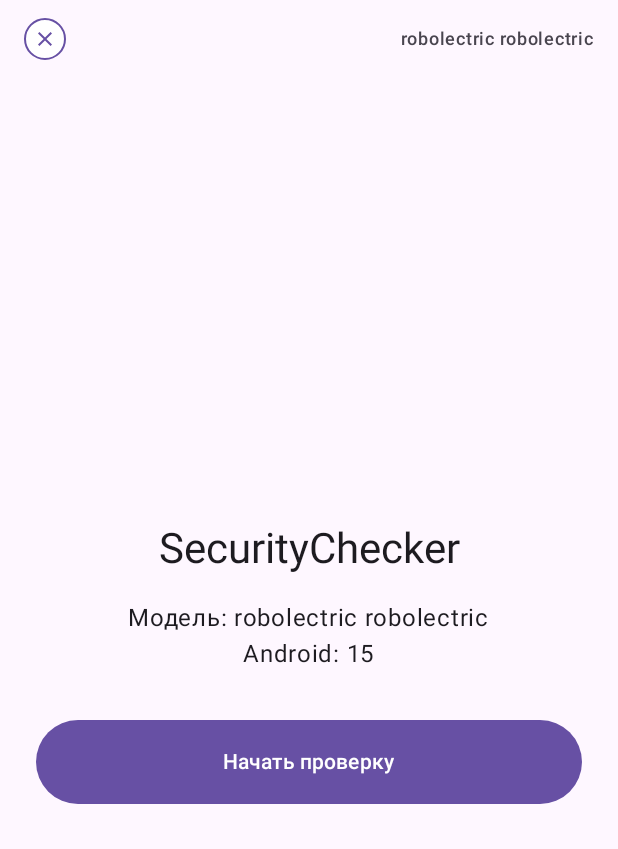
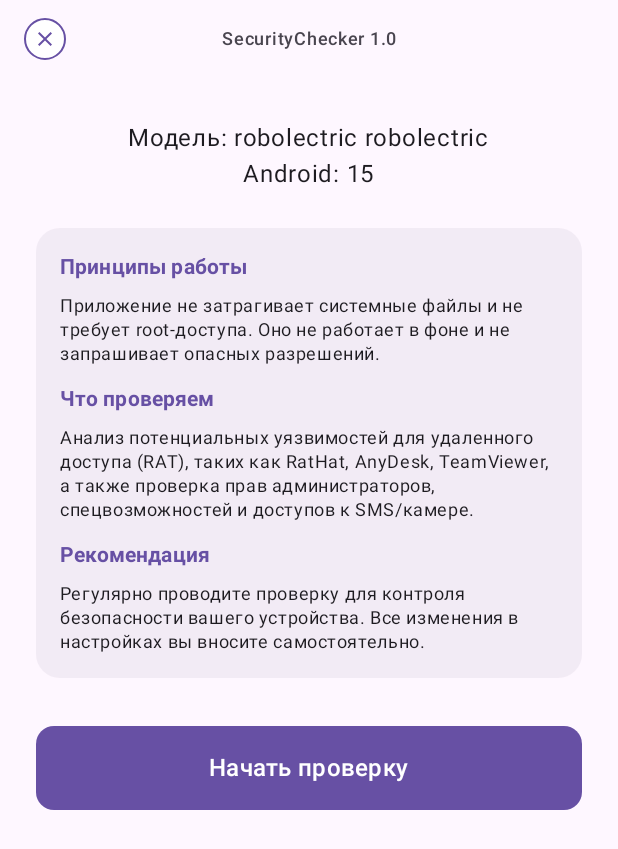
Before and after one commit to IIgangsta/SecurityChecker, an Android app built with Jetpack Compose: the screen it shows after launch (MainActivity), on a phone screen of 412 x 824 dp. Shown: the top 849 px of the screen. Run offline under Robolectric (Android 15) with nearby library versions, the phone set to English and light mode, and no system bars.

Commit message:
UI: percentage in score, new info block on start screen

```diff
--- a/app/src/main/java/com/example/securitychecker/MainActivity.kt
+++ b/app/src/main/java/com/example/securitychecker/MainActivity.kt
@@ -13,8 +13,10 @@ import androidx.compose.foundation.clickable
 import androidx.compose.foundation.layout.*
 import androidx.compose.foundation.lazy.LazyColumn
 import androidx.compose.foundation.lazy.items
+import androidx.compose.foundation.rememberScrollState
 import androidx.compose.foundation.shape.CircleShape
 import androidx.compose.foundation.shape.RoundedCornerShape
+import androidx.compose.foundation.verticalScroll
 import androidx.compose.material.icons.Icons
 import androidx.compose.material.icons.filled.Close
 import androidx.compose.material3.*
@@ -23,6 +25,8 @@ import androidx.compose.ui.Alignment
 import androidx.compose.ui.Modifier
 import androidx.compose.ui.graphics.Color
 import androidx.compose.ui.graphics.StrokeCap
+import androidx.compose.ui.text.font.FontWeight
+import androidx.compose.ui.text.style.TextAlign
 import androidx.compose.ui.unit.dp
 import com.example.securitychecker.models.CheckResult
 import com.example.securitychecker.models.CheckStatus
@@ -75,7 +79,6 @@ fun SecurityCheckerScreen(activity: MainActivity) {
                 "VPN...", "Опасные приложения...", "Владелец...", "RAT..."
             )
 
-            // Проверки теперь безопасные (в CheckEngine try-catch), вызываем в основном потоке
             val allResults = CheckEngine.runAll(activity)
             results = allResults
 
@@ -111,18 +114,17 @@ fun SecurityCheckerScreen(activity: MainActivity) {
     }
 
     Box(Modifier.fillMaxSize()) {
-        // Верхняя панель: Кнопка закрытия слева + Название устройства справа
-        Row(
+        // Верхняя панель
+        Box(
             modifier = Modifier
                 .fillMaxWidth()
-                .padding(top = 12.dp, start = 16.dp, end = 16.dp),
-            horizontalArrangement = Arrangement.SpaceBetween,
-            verticalAlignment = Alignment.CenterVertically
+                .padding(top = 12.dp, start = 16.dp, end = 16.dp)
         ) {
-            // Кнопка закрытия (маленькая, аккуратная)
+            // Кнопка закрытия
             Box(
                 modifier = Modifier
                     .size(28.dp)
+                    .align(Alignment.CenterStart)
                     .background(Color.White, CircleShape)
                     .border(1.dp, MaterialTheme.colorScheme.primary, CircleShape)
                     .clickable { activity.finish() },
@@ -136,31 +138,93 @@ fun SecurityCheckerScreen(activity: MainActivity) {
                 )
             }
 
-            // Маркетинговое название устройства (или модель, если не удалось получить)
+            // Название программы по центру
             Text(
-                text = DeviceNameResolver.getMarketingName(),
+                text = "SecurityChecker 1.0",
                 style = MaterialTheme.typography.labelMedium,
-                color = MaterialTheme.colorScheme.onSurfaceVariant
+                color = MaterialTheme.colorScheme.onSurfaceVariant,
+                modifier = Modifier.align(Alignment.Center),
+                textAlign = TextAlign.Center
             )
         }
 
-        // Контент под верхней панелью
         Column(Modifier.fillMaxSize().padding(top = 60.dp)) {
             if (!started) {
                 // Экран приветствия
                 Column(
-                    modifier = Modifier.fillMaxSize().padding(24.dp),
-                    horizontalAlignment = Alignment.CenterHorizontally,
-                    verticalArrangement = Arrangement.Center
+                    modifier = Modifier
+                        .fillMaxSize()
+                        .padding(horizontal = 24.dp)
+                        .verticalScroll(rememberScrollState()), // Добавили скролл на случай маленьких экранов
+                    horizontalAlignment = Alignment.CenterHorizontally
                 ) {
-                    Text("SecurityChecker", style = MaterialTheme.typography.headlineMedium)
-                    Spacer(Modifier.height(16.dp))
+                    Spacer(Modifier.height(20.dp))
+
                     Text("Модель: ${Build.MANUFACTURER} ${Build.MODEL}", style = MaterialTheme.typography.bodyLarge)
                     Text("Android: ${Build.VERSION.RELEASE}", style = MaterialTheme.typography.bodyLarge)
+
+                    Spacer(Modifier.height(24.dp))
+
+                    // Информационный блок
+                    Card(
+                        modifier = Modifier.fillMaxWidth(),
+                        shape = RoundedCornerShape(16.dp),
+                        colors = CardDefaults.cardColors(
+                            containerColor = MaterialTheme.colorScheme.surfaceVariant.copy(alpha = 0.5f)
+                        )
+                    ) {
+                        Column(Modifier.padding(16.dp)) {
+                            Text(
+                                "Принципы работы",
+                                fontWeight = FontWeight.Bold,
+                                style = MaterialTheme.typography.titleSmall,
+                                color = MaterialTheme.colorScheme.primary
+                            )
+                            Spacer(Modifier.height(8.dp))
+                            Text(
+                                "Приложение не затрагивает системные файлы и не требует root-доступа. Оно не работает в фоне и не запрашивает опасных разрешений.",
+                                style = MaterialTheme.typography.bodySmall
+                            )
+                            Spacer(Modifier.height(12.dp))
+
+                            Text(
+                                "Что проверяем",
+                                fontWeight = FontWeight.Bold,
+                                style = MaterialTheme.typography.titleSmall,
+                                color = MaterialTheme.colorScheme.primary
+                            )
+                            Spacer(Modifier.height(8.dp))
+                            Text(
+                                "Анализ потенциальных уязвимостей для удаленного доступа (RAT), таких как RatHat, AnyDesk, TeamViewer, а также проверка прав администраторов, спецвозможностей и доступов к SMS/камере.",
+                                style = MaterialTheme.typography.bodySmall
+                            )
+                            Spacer(Modifier.height(12.dp))
+
+                            Text(
+                                "Рекомендация",
+                                fontWeight = FontWeight.Bold,
+                                style = MaterialTheme.typography.titleSmall,
+                                color = MaterialTheme.colorScheme.primary
+                            )
+                            Spacer(Modifier.height(8.dp))
+                            Text(
+                                "Регулярно проводите проверку для контроля безопасности вашего устройства. Все изменения в настройках вы вносите самостоятельно.",
+                                style = MaterialTheme.typography.bodySmall
+                            )
+                        }
+                    }
+
                     Spacer(Modifier.height(32.dp))
-                    Button(onClick = { started = true }, modifier = Modifier.fillMaxWidth().height(56.dp)) {
-                        Text("Начать проверку")
+
+                    Button(
+                        onClick = { started = true },
+                        modifier = Modifier.fillMaxWidth().height(56.dp),
+                        shape = RoundedCornerShape(12.dp)
+                    ) {
+                        Text("Начать проверку", style = MaterialTheme.typography.titleMedium)
                     }
+
+                    Spacer(Modifier.height(24.dp))
                 }
             } else if (progressAnim.value < 0.99f) {
                 // Экран загрузки с плавным кругом
@@ -173,7 +237,7 @@ fun SecurityCheckerScreen(activity: MainActivity) {
                         CircularProgressIndicator(
                             progress = { progressAnim.value },
                             modifier = Modifier.size(200.dp),
-                            strokeWidth = 12.dp, // Вернули нормальную толщину
+                            strokeWidth = 12.dp,
                             trackColor = MaterialTheme.colorScheme.surfaceVariant,
                             strokeCap = StrokeCap.Round
                         )
@@ -188,7 +252,6 @@ fun SecurityCheckerScreen(activity: MainActivity) {
             } else {
                 // Экран результатов
                 Column(Modifier.fillMaxSize()) {
-                    // Блок с оценкой (скругленные углы, тень)
                     Card(
                         modifier = Modifier
                             .fillMaxWidth()
@@ -207,7 +270,6 @@ fun SecurityCheckerScreen(activity: MainActivity) {
                                 else -> Color(0xFFC62828)
                             }
 
-                            // Круг с оценкой (увеличен, толщина уменьшена)
                             Box(contentAlignment = Alignment.Center) {
                                 CircularProgressIndicator(
                                     progress = { 1f },
@@ -217,7 +279,8 @@ fun SecurityCheckerScreen(activity: MainActivity) {
                                     trackColor = MaterialTheme.colorScheme.surfaceVariant
                                 )
                                 Column(horizontalAlignment = Alignment.CenterHorizontally) {
-                                    Text("$score", style = MaterialTheme.typography.headlineLarge)
+                                    // Добавили знак %
+                                    Text("$score%", style = MaterialTheme.typography.headlineLarge)
                                     Text(
                                         text = when { score >= 80 -> "Защищено"; score >= 50 -> "Внимание"; else -> "Опасно" },
                                         style = MaterialTheme.typography.labelSmall, color = ringColor
--- a/app/src/main/java/com/example/securitychecker/ui/CheckCard.kt
+++ b/app/src/main/java/com/example/securitychecker/ui/CheckCard.kt
@@ -57,10 +57,14 @@ fun CheckCard(result: CheckResult, isIgnored: Boolean, onFix: () -> Unit) {
                     result.details.forEach { detail ->
                         val parts = detail.split("||")
                         val text = parts[0]
-                        val pkgName = if (parts.size > 1) parts[1] else ""
+                        val pkgName = if (parts.size > 1) parts[1].split("|")[0] else ""
+                        val reason = if (parts.size > 1 && parts[1].contains("|")) parts[1].substringAfter("|") else ""
+
+                        val displayText = if (reason.isNotEmpty()) "$text $reason" else text
+
                         if (pkgName.isNotEmpty()) {
                             Text(
-                                text = text,
+                                text = displayText,
                                 style = MaterialTheme.typography.bodySmall,
                                 modifier = Modifier.fillMaxWidth().clickable {
                                     val intent = Intent(Settings.ACTION_APPLICATION_DETAILS_SETTINGS)
@@ -69,33 +73,30 @@ fun CheckCard(result: CheckResult, isIgnored: Boolean, onFix: () -> Unit) {
                                 }.padding(vertical = 4.dp)
                             )
                         } else {
-                            Text(text, style = MaterialTheme.typography.bodySmall, modifier = Modifier.padding(vertical = 2.dp))
+                            Text(displayText, style = MaterialTheme.typography.bodySmall, modifier = Modifier.padding(vertical = 2.dp))
                         }
                     }
 
-                    // Кнопка "Пропустить" появляется ТОЛЬКО после разворота
                     if (result.fixLabel.contains("Пропустить")) {
                         Spacer(Modifier.height(8.dp))
                         Button(
                             onClick = onFix,
                             modifier = Modifier.fillMaxWidth(),
-                            colors = ButtonDefaults.buttonColors(containerColor = color) // Оранжевый фон
+                            colors = ButtonDefaults.buttonColors(containerColor = color)
                         ) {
-                            // Перенос строки для скобок
                             val formattedLabel = result.fixLabel.replace(" (", "\n(")
-                            Text(
-                                text = formattedLabel,
-                                textAlign = TextAlign.Center,
-                                style = MaterialTheme.typography.labelLarge
-                            )
+                            Text(text = formattedLabel, textAlign = TextAlign.Center)
                         }
                     }
                 }
             }
 
+            // Скрываем кнопку, если статус GREEN (и это не кнопка "Пропустить", которая нужна для повышения балла)
             if (result.fixIntent != null && !isIgnored) {
                 val showOutside = !result.fixLabel.contains("Пропустить") || result.details.isEmpty()
-                if (showOutside) {
+                val shouldShowButton = result.status != CheckStatus.GREEN || result.fixLabel.contains("Пропустить")
+
+                if (showOutside && shouldShowButton) {
                     Spacer(Modifier.height(8.dp))
                     Button(onClick = onFix, colors = ButtonDefaults.buttonColors(containerColor = color)) {
                         val formattedLabel = result.fixLabel.replace(" (", "\n(")
```
Also changed, not shown: app/src/main/res/drawable/ic_launcher_foreground.png.
